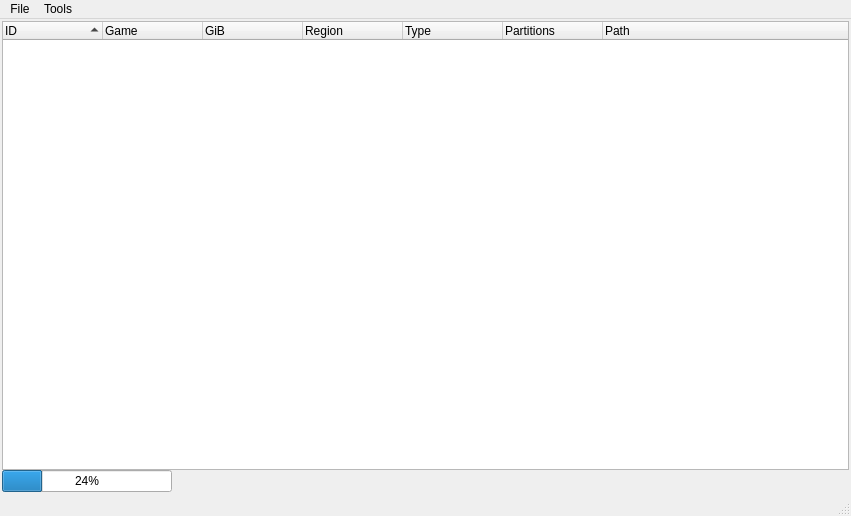
Qt form partitionwindow.ui (giantpune/qtwitgui) before a commit.
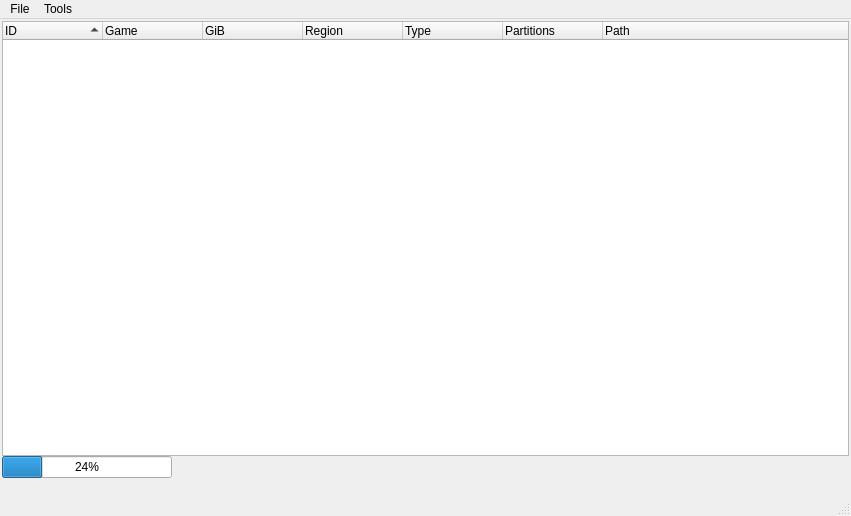
The same form after that commit.

Commit message: * partitionWindow -> update the internal partition flags whenever the global ones change * show current flags at the bottom of the window * log -> append new log stuff to the end of the file, not wherever the cursor is

What changed in the file:
```diff
--- a/partitionwindow.ui
+++ b/partitionwindow.ui
@@ -94,6 +94,13 @@
       </property>
      </widget>
     </item>
+    <item row="2" column="0">
+     <widget class="QLabel" name="label_status">
+      <property name="text">
+       <string notr="true"/>
+      </property>
+     </widget>
+    </item>
    </layout>
   </widget>
   <widget class="QMenuBar" name="menubar">
```
The commit also changes 5 other files.
